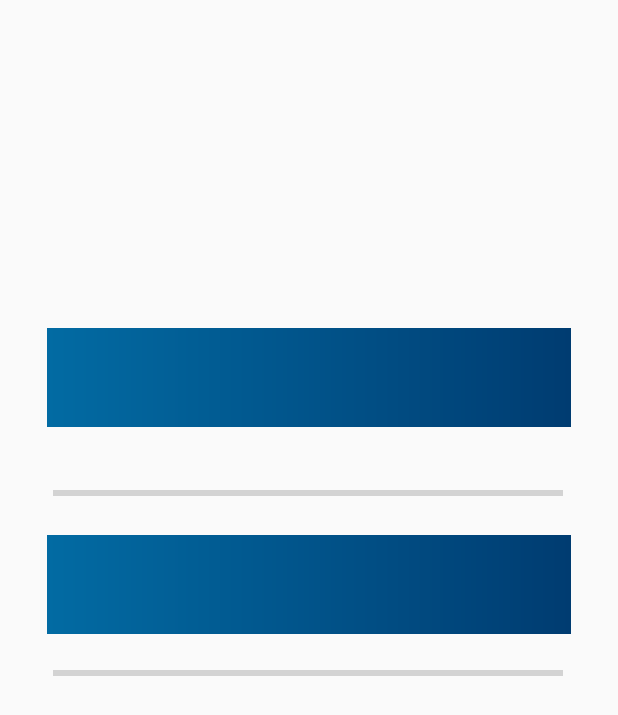
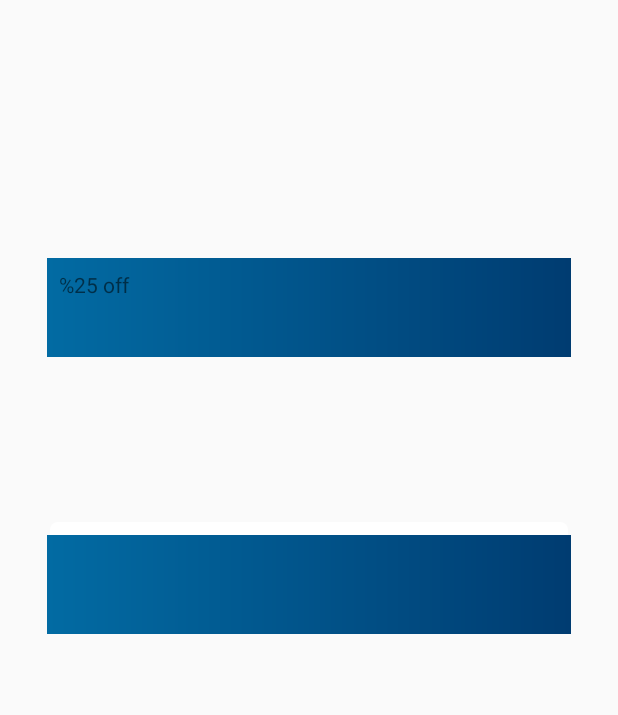
Before and after one commit to ienlow/Time4Dealz, an Android app: the Rewards screen opened directly, with no data from a screen before it, on a phone screen of 412 x 824 dp. Shown: the top 715 px of the screen. Run offline under Robolectric (Android 15) with nearby library versions, the phone set to English and light mode, and no system bars.

Commit message:
updated main menu and rewards page

```diff
--- a/app/src/main/java/com/example/isaacenlow/time4dealz/Rewards.java
+++ b/app/src/main/java/com/example/isaacenlow/time4dealz/Rewards.java
@@ -1,16 +1,18 @@
 package com.example.isaacenlow.time4dealz;
 
 import android.content.SharedPreferences;
+import android.graphics.ColorFilter;
 import android.os.Bundle;
 import android.support.v7.app.AppCompatActivity;
 import android.view.View;
 import android.widget.Button;
 import android.widget.ProgressBar;
+import android.widget.Toast;
 
 import java.util.prefs.Preferences;
 
 public class Rewards extends AppCompatActivity {
-    ProgressBar progressBar;
+    ProgressBar progressBar500, progressBar1000;
     SharedPreferences preferences;
     Button redeemReward500, redeemReward1000;
     public static final String MY_PREFS = "MyPrefs";
@@ -21,15 +23,17 @@ public class Rewards extends AppCompatActivity {
         setContentView(R.layout.rewards);
         redeemReward500 = findViewById(R.id.redeemReward500);
         redeemReward1000 = findViewById(R.id.redeemReward1000);
-        progressBar = findViewById(R.id.rewardsProgress);
+        progressBar500 = findViewById(R.id.rewardsProgress500);
+        progressBar1000 = findViewById(R.id.rewardsProgress1000);
         preferences = getSharedPreferences(MY_PREFS, 0);
         int points = preferences.getInt("points", 0);
-        progressBar.setProgress(preferences.getInt("points", 0));
+        progressBar500.setProgress(points);
+        progressBar1000.setProgress(points);
 
-        if (points >= R.integer.Reward500) {
+        if (points >= 20) {
             redeemReward500.setVisibility(View.VISIBLE);
         }
-        else if (points >= R.integer.Reward1000) {
+        if (points >= 100) {
             redeemReward1000.setVisibility(View.VISIBLE);
         }
     }
--- a/app/src/main/res/layout/main_menu.xml
+++ b/app/src/main/res/layout/main_menu.xml
@@ -21,10 +21,10 @@
         android:layout_marginStart="8dp"
         app:layout_constraintBottom_toBottomOf="parent"
         app:layout_constraintEnd_toEndOf="parent"
-        app:layout_constraintHorizontal_bias="1.0"
+        app:layout_constraintHorizontal_bias="0.0"
         app:layout_constraintStart_toStartOf="parent"
         app:layout_constraintTop_toTopOf="parent"
-        app:layout_constraintVertical_bias="0.0">
+        app:layout_constraintVertical_bias="1.0">
 
     </android.support.constraint.ConstraintLayout>
 
@@ -34,13 +34,14 @@
         android:layout_height="45dp"
         android:layout_marginEnd="8dp"
         android:layout_marginStart="8dp"
-        android:layout_marginTop="40dp"
+        android:layout_marginTop="104dp"
         android:background="@drawable/gradient2"
         android:paddingStart="10dp"
         android:text="Team Roster"
         android:textAlignment="viewStart"
         android:textColor="@android:color/white"
         app:layout_constraintEnd_toEndOf="@+id/constraintLayout"
+        app:layout_constraintHorizontal_bias="0.491"
         app:layout_constraintStart_toStartOf="@+id/constraintLayout"
         app:layout_constraintTop_toBottomOf="@+id/imageView3" />
 
@@ -60,10 +61,10 @@
         android:textColor="@android:color/white"
         app:layout_constraintBottom_toBottomOf="parent"
         app:layout_constraintEnd_toEndOf="parent"
-        app:layout_constraintHorizontal_bias="0.495"
+        app:layout_constraintHorizontal_bias="0.493"
         app:layout_constraintStart_toStartOf="parent"
         app:layout_constraintTop_toBottomOf="@+id/button9"
-        app:layout_constraintVertical_bias="0.0" />
+        app:layout_constraintVertical_bias="0.02" />
 
     <Button
         android:id="@+id/button12"
@@ -81,7 +82,7 @@
         android:textColor="@android:color/white"
         app:layout_constraintBottom_toBottomOf="parent"
         app:layout_constraintEnd_toEndOf="parent"
-        app:layout_constraintHorizontal_bias="0.495"
+        app:layout_constraintHorizontal_bias="0.493"
         app:layout_constraintStart_toStartOf="parent"
         app:layout_constraintTop_toBottomOf="@+id/button11"
         app:layout_constraintVertical_bias="0.0" />
@@ -136,11 +137,9 @@
         android:id="@+id/scrollview"
         android:layout_width="63dp"
         android:layout_height="63dp"
-        android:layout_marginBottom="8dp"
         android:layout_marginEnd="8dp"
         android:layout_marginStart="8dp"
-        android:layout_marginTop="8dp"
-        app:layout_constraintBottom_toBottomOf="@+id/imageView3"
+        android:layout_marginTop="56dp"
         app:layout_constraintEnd_toEndOf="parent"
         app:layout_constraintStart_toStartOf="parent"
         app:layout_constraintTop_toBottomOf="@+id/timer">
--- a/app/src/main/res/layout/rewards.xml
+++ b/app/src/main/res/layout/rewards.xml
@@ -16,39 +16,45 @@
         android:layout_marginTop="8dp"
         app:layout_constraintBottom_toBottomOf="parent"
         app:layout_constraintEnd_toEndOf="parent"
-        app:layout_constraintHorizontal_bias="0.497"
         app:layout_constraintStart_toStartOf="parent"
         app:layout_constraintTop_toTopOf="parent"
-        app:layout_constraintVertical_bias="0.284"
+        app:layout_constraintVertical_bias="0.221"
         app:srcCompat="@drawable/gradient" />
 
     <ProgressBar
-        android:id="@+id/rewardsProgress3"
-        style="@android:style/Widget.DeviceDefault.Light.ProgressBar.Horizontal"
-        android:layout_width="340dp"
-        android:layout_height="54dp"
-        android:layout_marginBottom="468dp"
+        android:id="@+id/rewardsProgress500"
+        style="@style/myProgress"
+        android:layout_width="345dp"
+        android:layout_height="20dp"
+        android:layout_marginBottom="456dp"
         android:layout_marginEnd="8dp"
         android:layout_marginStart="8dp"
-        android:max="500"
+        android:max="30"
         android:minHeight="0dp"
+        android:paddingBottom="2dp"
+        android:progressBackgroundTint="@android:color/white"
+        android:theme="@style/myProgress"
         app:layout_constraintBottom_toBottomOf="parent"
         app:layout_constraintEnd_toEndOf="parent"
-        app:layout_constraintHorizontal_bias="0.49"
         app:layout_constraintStart_toStartOf="parent" />
 
     <Button
         android:id="@+id/redeemReward500"
         android:layout_width="wrap_content"
-        android:layout_height="44dp"
+        android:layout_height="42dp"
         android:layout_marginBottom="8dp"
+        android:layout_marginEnd="8dp"
+        android:layout_marginStart="8dp"
         android:layout_marginTop="8dp"
         android:text="Redeem"
+        android:textAlignment="textStart"
         android:visibility="invisible"
         app:layout_constraintBottom_toBottomOf="parent"
+        app:layout_constraintEnd_toEndOf="parent"
+        app:layout_constraintHorizontal_bias="0.925"
+        app:layout_constraintStart_toStartOf="parent"
         app:layout_constraintTop_toTopOf="parent"
-        app:layout_constraintVertical_bias="0.273"
-        tools:layout_editor_absoluteX="284dp" />
+        app:layout_constraintVertical_bias="0.208" />
 
     <ImageView
         android:id="@+id/imageView4"
@@ -66,15 +72,16 @@
         app:srcCompat="@drawable/gradient" />
 
     <ProgressBar
-        android:id="@+id/rewardsProgress"
-        style="@android:style/Widget.DeviceDefault.Light.ProgressBar.Horizontal"
-        android:layout_width="340dp"
-        android:layout_height="54dp"
-        android:layout_marginBottom="348dp"
+        android:id="@+id/rewardsProgress1000"
+        style="@style/myProgress"
+        android:layout_width="345dp"
+        android:layout_height="20dp"
+        android:layout_marginBottom="312dp"
         android:layout_marginEnd="8dp"
         android:layout_marginStart="8dp"
-        android:max="500"
+        android:max="100"
         android:minHeight="0dp"
+        android:paddingBottom="2dp"
         app:layout_constraintBottom_toBottomOf="parent"
         app:layout_constraintEnd_toEndOf="parent"
         app:layout_constraintHorizontal_bias="0.49"
@@ -83,14 +90,35 @@
     <Button
         android:id="@+id/redeemReward1000"
         android:layout_width="wrap_content"
-        android:layout_height="44dp"
+        android:layout_height="42dp"
         android:layout_marginBottom="8dp"
+        android:layout_marginEnd="8dp"
+        android:layout_marginStart="8dp"
         android:layout_marginTop="8dp"
         android:text="Redeem"
+        android:textAlignment="textStart"
         android:visibility="invisible"
         app:layout_constraintBottom_toBottomOf="parent"
+        app:layout_constraintEnd_toEndOf="parent"
+        app:layout_constraintHorizontal_bias="0.925"
+        app:layout_constraintStart_toStartOf="parent"
         app:layout_constraintTop_toTopOf="parent"
-        app:layout_constraintVertical_bias="0.455"
-        tools:layout_editor_absoluteX="292dp" />
+        app:layout_constraintVertical_bias="0.45" />
+
+    <TextView
+        android:id="@+id/textView"
+        android:layout_width="81dp"
+        android:layout_height="25dp"
+        android:layout_marginBottom="8dp"
+        android:layout_marginEnd="8dp"
+        android:layout_marginStart="8dp"
+        android:layout_marginTop="8dp"
+        android:text="%25 off"
+        app:layout_constraintBottom_toBottomOf="@+id/rewardsProgress500"
+        app:layout_constraintEnd_toEndOf="@+id/imageView7"
+        app:layout_constraintHorizontal_bias="0.0"
+        app:layout_constraintStart_toStartOf="@+id/imageView7"
+        app:layout_constraintTop_toTopOf="@+id/imageView7"
+        app:layout_constraintVertical_bias="0.0" />
 
 </android.support.constraint.ConstraintLayout>
--- a/app/src/main/res/values/strings.xml
+++ b/app/src/main/res/values/strings.xml
@@ -1,6 +1,6 @@
 <resources>
     <string name="app_name">Time4Dealz</string>
     <string name="MY_PREFS">My_Prefs</string>
-    <integer name="Reward500">500</integer>
+    <integer name="Reward500">20</integer>
     <integer name="Reward1000">1000</integer>
 </resources>
--- a/app/src/main/res/values/styles.xml
+++ b/app/src/main/res/values/styles.xml
@@ -6,6 +6,12 @@
         <item name="colorPrimary">@color/colorPrimary</item>
         <item name="colorPrimaryDark">@color/colorPrimaryDark</item>
         <item name="colorAccent">@android:color/holo_red_dark</item>
+        <item name="android:statusBarColor">@android:color/transparent</item>
+    </style>
+
+    <style name="myProgress" parent="@android:style/Widget.ProgressBar.Horizontal">
+        <item name="android:progressBackgroundTint">@android:color/transparent</item>
+        <item name="android:progressTint">#C2011B</item>
     </style>
 
 </resources>
```
